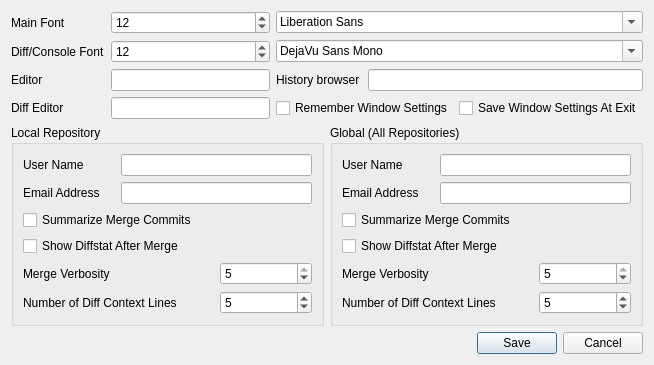
Qt form ui/options.ui (git-cola/git-cola) before a commit.
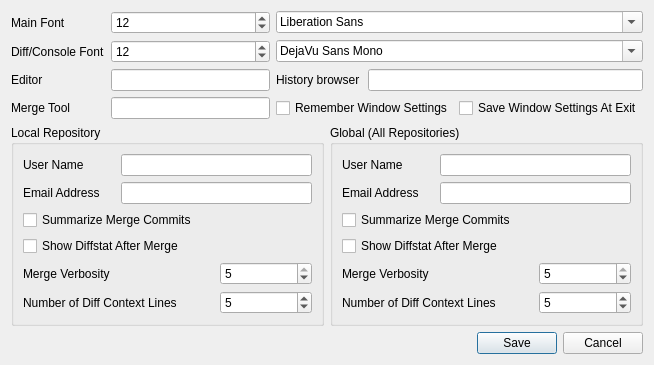
The same form after that commit.

What changed in the file:
```diff
--- a/ui/options.ui
+++ b/ui/options.ui
@@ -104,7 +104,7 @@
      <item row="3" column="0" >
       <widget class="QLabel" name="label_12" >
        <property name="text" >
-        <string>Diff Editor</string>
+        <string>Merge Tool</string>
        </property>
       </widget>
      </item>
```
Left out of the diff: 2 changed lines with no effect on the pictures.
